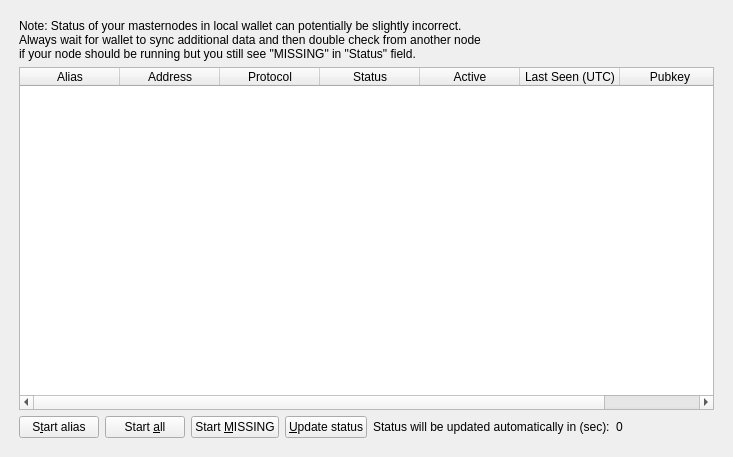
The window that src/qt/forms/masternodelist.ui (pedrorv0106/DAPS) describes before a commit, drawn with Qt 5.
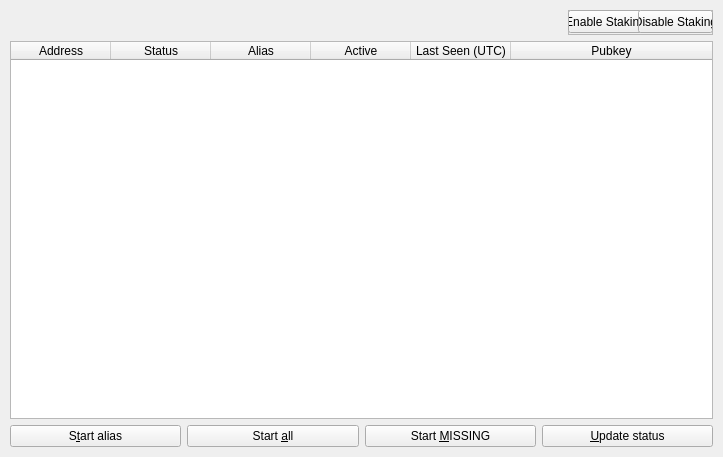
The same window after the commit.

Commit message: DAPS-305 masternodes and css clean up

```diff
--- a/src/qt/forms/masternodelist.ui
+++ b/src/qt/forms/masternodelist.ui
@@ -27,32 +27,90 @@
     <number>10</number>
    </property>
     <item>
-     <widget class="QWidget" name="tabMyMasternodes">
-      <attribute name="title">
-       <string>My Masternodes</string>
-      </attribute>
-      <layout class="QGridLayout" name="gridLayout_2">
-       <item row="0" column="0">
         <layout class="QVBoxLayout" name="verticalLayout_2">
          <property name="bottomMargin">
           <number>0</number>
          </property>
          <item>
-          <layout class="QHBoxLayout" name="horizontalLayout_note">
-           <property name="bottomMargin">
-            <number>0</number>
-           </property>
-           <item>
-            <widget class="QLabel" name="updateNote">
+      <widget class="QFrame" name="frame_2">
+       <property name="sizePolicy">
+        <sizepolicy hsizetype="Maximum" vsizetype="Maximum">
+         <horstretch>0</horstretch>
+         <verstretch>0</verstretch>
+        </sizepolicy>
+       </property>
+       <property name="minimumSize">
+        <size>
+         <width>145</width>
+         <height>25</height>
+        </size>
+       </property>
+       <property name="maximumSize">
+        <size>
+         <width>145</width>
+         <height>25</height>
+        </size>
+       </property>
+       <property name="layoutDirection">
+        <enum>Qt::RightToLeft</enum>
+       </property>
+       <property name="frameShape">
+        <enum>QFrame::StyledPanel</enum>
+       </property>
+       <property name="frameShadow">
+        <enum>QFrame::Raised</enum>
+       </property>
+       <widget class="QPushButton" name="pushButtonStakingOn">
+        <property name="geometry">
+         <rect>
+          <x>0</x>
+          <y>0</y>
+          <width>75</width>
+          <height>23</height>
+         </rect>
+        </property>
+        <property name="sizePolicy">
+         <sizepolicy hsizetype="Fixed" vsizetype="Fixed">
+          <horstretch>0</horstretch>
+          <verstretch>0</verstretch>
+         </sizepolicy>
+        </property>
+        <property name="layoutDirection">
+         <enum>Qt::LeftToRight</enum>
+        </property>
              <property name="text">
-              <string>Note: Status of your masternodes in local wallet can potentially be slightly incorrect.&lt;br /&gt;Always wait for wallet to sync additional data and then double check from another node&lt;br /&gt;if your node should be running but you still see &quot;MISSING&quot; in &quot;Status&quot; field.</string>
-             </property>
-            </widget>
-           </item>
-          </layout>
+         <string>Enable Staking</string>
+        </property>
+       </widget>
+       <widget class="QPushButton" name="pushButtonStakingOff">
+        <property name="geometry">
+         <rect>
+          <x>70</x>
+          <y>0</y>
+          <width>75</width>
+          <height>23</height>
+         </rect>
+        </property>
+        <property name="sizePolicy">
+         <sizepolicy hsizetype="Fixed" vsizetype="Fixed">
+          <horstretch>0</horstretch>
+          <verstretch>0</verstretch>
+         </sizepolicy>
+        </property>
+        <property name="text">
+         <string>Disable Staking</string>
+        </property>
+       </widget>
+      </widget>
          </item>
          <item>
           <widget class="QTableWidget" name="tableWidgetMyMasternodes">
+       <property name="sizePolicy">
+        <sizepolicy hsizetype="Expanding" vsizetype="Expanding">
+         <horstretch>0</horstretch>
+         <verstretch>0</verstretch>
+        </sizepolicy>
+       </property>
            <property name="minimumSize">
             <size>
              <width>695</width>
@@ -71,6 +129,15 @@
                 </color>
                </brush>
               </colorrole>
+          <colorrole role="PlaceholderText">
+           <brush brushstyle="NoBrush">
+            <color alpha="128">
+             <red>51</red>
+             <green>51</green>
+             <blue>51</blue>
+            </color>
+           </brush>
+          </colorrole>
              </active>
              <inactive>
               <colorrole role="Text">
@@ -82,6 +149,15 @@
                 </color>
                </brush>
               </colorrole>
+          <colorrole role="PlaceholderText">
+           <brush brushstyle="NoBrush">
+            <color alpha="128">
+             <red>51</red>
+             <green>51</green>
+             <blue>51</blue>
+            </color>
+           </brush>
+          </colorrole>
              </inactive>
              <disabled>
               <colorrole role="Text">
@@ -93,9 +169,21 @@
                 </color>
                </brush>
               </colorrole>
+          <colorrole role="PlaceholderText">
+           <brush brushstyle="NoBrush">
+            <color alpha="128">
+             <red>51</red>
+             <green>51</green>
+             <blue>51</blue>
+            </color>
+           </brush>
+          </colorrole>
              </disabled>
             </palette>
            </property>
+       <property name="frameShadow">
+        <enum>QFrame::Plain</enum>
+       </property>
            <property name="editTriggers">
             <set>QAbstractItemView::NoEditTriggers</set>
            </property>
@@ -108,35 +196,33 @@
            <property name="selectionBehavior">
             <enum>QAbstractItemView::SelectRows</enum>
            </property>
+       <property name="showGrid">
+        <bool>false</bool>
+       </property>
            <property name="sortingEnabled">
             <bool>true</bool>
            </property>
+       <property name="cornerButtonEnabled">
+        <bool>false</bool>
+       </property>
            <attribute name="horizontalHeaderStretchLastSection">
             <bool>true</bool>
            </attribute>
-           <attribute name="ResizeMode">
-            <enum>QHeaderView::Interactive</enum>
-           </attribute>
-           <column>
-            <property name="text">
-             <string>Alias</string>
-            </property>
-           </column>
            <column>
             <property name="text">
              <string>Address</string>
             </property>
            </column>
-           <column>
-            <property name="text">
-             <string>Protocol</string>
-            </property>
-           </column>
            <column>
             <property name="text">
              <string>Status</string>
             </property>
            </column>
+       <column>
+        <property name="text">
+         <string>Alias</string>
+        </property>
+       </column>
            <column>
             <property name="text">
              <string>Active</string>
@@ -187,39 +273,9 @@
              </property>
             </widget>
            </item>
-           <item>
-            <widget class="QLabel" name="autoupdate_label">
-             <property name="text">
-              <string>Status will be updated automatically in (sec):</string>
-             </property>
-            </widget>
-           </item>
-           <item>
-            <widget class="QLabel" name="secondsLabel">
-             <property name="text">
-              <string>0</string>
-             </property>
-            </widget>
-           </item>
-           <item>
-            <spacer name="horizontalSpacer_5">
-             <property name="orientation">
-              <enum>Qt::Horizontal</enum>
-             </property>
-             <property name="sizeHint" stdset="0">
-              <size>
-               <width>40</width>
-               <height>20</height>
-              </size>
-             </property>
-            </spacer>
-           </item>
           </layout>
          </item>
         </layout>
-       </item>
-      </layout>
-     </widget>
     </item>
   </layout>
  </widget>
```
Lines whose indentation alone changed are shown as unchanged. The commit also changes 4 other files.
